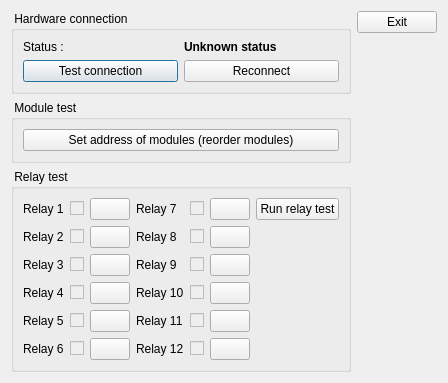
This is client/dlghardwaretest.ui in tbikfalvi/Belenus as Qt 5 draws it before an edit. The edited form follows.
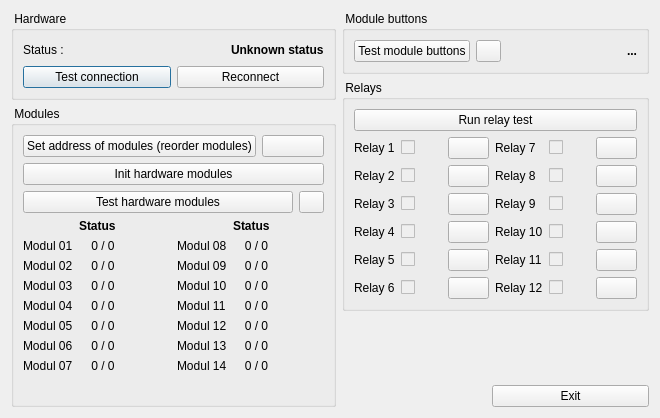
This is the edited form. Icons and pictures are not drawn.

```diff
--- a/client/dlghardwaretest.ui
+++ b/client/dlghardwaretest.ui
@@ -6,20 +6,20 @@
    <rect>
     <x>0</x>
     <y>0</y>
-    <width>407</width>
-    <height>370</height>
+    <width>660</width>
+    <height>418</height>
    </rect>
   </property>
   <property name="windowTitle">
    <string>Dialog</string>
   </property>
-  <layout class="QHBoxLayout" name="horizontalLayout_4">
+  <layout class="QHBoxLayout" name="horizontalLayout_21">
    <item>
-    <layout class="QVBoxLayout" name="verticalLayout_3">
+    <layout class="QVBoxLayout" name="verticalLayout_4">
      <item>
       <widget class="QGroupBox" name="gbHWConnection">
        <property name="title">
-        <string> Hardware connection </string>
+        <string> Hardware </string>
        </property>
        <layout class="QVBoxLayout" name="verticalLayout">
         <item>
@@ -31,6 +31,19 @@
             </property>
            </widget>
           </item>
+          <item>
+           <spacer name="horizontalSpacer_3">
+            <property name="orientation">
+             <enum>Qt::Horizontal</enum>
+            </property>
+            <property name="sizeHint" stdset="0">
+             <size>
+              <width>40</width>
+              <height>20</height>
+             </size>
+            </property>
+           </spacer>
+          </item>
           <item>
            <widget class="QLabel" name="lblHWConnectionResult">
             <property name="font">
@@ -82,13 +95,1004 @@
      <item>
       <widget class="QGroupBox" name="gbModuleTest">
        <property name="title">
-        <string> Module test </string>
+        <string> Modules </string>
        </property>
-       <layout class="QVBoxLayout" name="verticalLayout_5">
+       <layout class="QVBoxLayout" name="verticalLayout_3">
         <item>
-         <widget class="QPushButton" name="pbAddressModules">
+         <layout class="QHBoxLayout" name="horizontalLayout_19">
+          <item>
+           <widget class="QPushButton" name="pbAddressModules">
+            <property name="text">
+             <string>Set address of modules (reorder modules)</string>
+            </property>
+           </widget>
+          </item>
+          <item>
+           <widget class="QPushButton" name="pbModulOnOff">
+            <property name="minimumSize">
+             <size>
+              <width>62</width>
+              <height>0</height>
+             </size>
+            </property>
+            <property name="maximumSize">
+             <size>
+              <width>62</width>
+              <height>16777215</height>
+             </size>
+            </property>
+            <property name="text">
+             <string/>
+            </property>
+            <property name="iconSize">
+             <size>
+              <width>58</width>
+              <height>30</height>
+             </size>
+            </property>
+           </widget>
+          </item>
+         </layout>
+        </item>
+        <item>
+         <widget class="QPushButton" name="pbInitHardware">
           <property name="text">
-           <string>Set address of modules (reorder modules)</string>
+           <string>Init hardware modules</string>
+          </property>
+         </widget>
+        </item>
+        <item>
+         <layout class="QHBoxLayout" name="horizontalLayout_20">
+          <item>
+           <widget class="QPushButton" name="pbTestModules">
+            <property name="text">
+             <string>Test hardware modules</string>
+            </property>
+           </widget>
+          </item>
+          <item>
+           <widget class="QPushButton" name="pbStopModuleTest">
+            <property name="maximumSize">
+             <size>
+              <width>25</width>
+              <height>16777215</height>
+             </size>
+            </property>
+            <property name="text">
+             <string/>
+            </property>
+           </widget>
+          </item>
+         </layout>
+        </item>
+        <item>
+         <layout class="QGridLayout" name="gridLayout_2">
+          <item row="0" column="1">
+           <widget class="QLabel" name="lblGroup1">
+            <property name="font">
+             <font>
+              <weight>75</weight>
+              <bold>true</bold>
+             </font>
+            </property>
+            <property name="text">
+             <string>Status</string>
+            </property>
+           </widget>
+          </item>
+          <item row="0" column="4">
+           <widget class="QLabel" name="lblGroup2">
+            <property name="font">
+             <font>
+              <weight>75</weight>
+              <bold>true</bold>
+             </font>
+            </property>
+            <property name="text">
+             <string>Status</string>
+            </property>
+           </widget>
+          </item>
+          <item row="1" column="0">
+           <widget class="QLabel" name="lblModul01">
+            <property name="text">
+             <string>Modul 01</string>
+            </property>
+           </widget>
+          </item>
+          <item row="1" column="1">
+           <widget class="QLabel" name="lblStatus01">
+            <property name="text">
+             <string notr="true">0 / 0</string>
+            </property>
+            <property name="alignment">
+             <set>Qt::AlignCenter</set>
+            </property>
+           </widget>
+          </item>
+          <item row="1" column="2">
+           <layout class="QHBoxLayout" name="horizontalLayout_4">
+            <item>
+             <widget class="QLabel" name="lblModulOk01">
+              <property name="maximumSize">
+               <size>
+                <width>16</width>
+                <height>16</height>
+               </size>
+              </property>
+              <property name="text">
+               <string/>
+              </property>
+              <property name="pixmap">
+               <pixmap resource="belenus.qrc">:/icons/ok.png</pixmap>
+              </property>
+              <property name="scaledContents">
+               <bool>true</bool>
+              </property>
+             </widget>
+            </item>
+            <item>
+             <widget class="QLabel" name="lblModulFail01">
+              <property name="maximumSize">
+               <size>
+                <width>16</width>
+                <height>16</height>
+               </size>
+              </property>
+              <property name="text">
+               <string/>
+              </property>
+              <property name="pixmap">
+               <pixmap resource="belenus.qrc">:/icons/cancel.png</pixmap>
+              </property>
+              <property name="scaledContents">
+               <bool>true</bool>
+              </property>
+             </widget>
+            </item>
+           </layout>
+          </item>
+          <item row="1" column="3">
+           <widget class="QLabel" name="lblModul08">
+            <property name="text">
+             <string>Modul 08</string>
+            </property>
+           </widget>
+          </item>
+          <item row="1" column="4">
+           <widget class="QLabel" name="lblStatus08">
+            <property name="text">
+             <string notr="true">0 / 0</string>
+            </property>
+            <property name="alignment">
+             <set>Qt::AlignCenter</set>
+            </property>
+           </widget>
+          </item>
+          <item row="1" column="5">
+           <layout class="QHBoxLayout" name="horizontalLayout_11">
+            <item>
+             <widget class="QLabel" name="lblModulOk08">
+              <property name="maximumSize">
+               <size>
+                <width>16</width>
+                <height>16</height>
+               </size>
+              </property>
+              <property name="text">
+               <string/>
+              </property>
+              <property name="pixmap">
+               <pixmap resource="belenus.qrc">:/icons/ok.png</pixmap>
+              </property>
+              <property name="scaledContents">
+               <bool>true</bool>
+              </property>
+             </widget>
+            </item>
+            <item>
+             <widget class="QLabel" name="lblModulFail08">
+              <property name="maximumSize">
+               <size>
+                <width>16</width>
+                <height>16</height>
+               </size>
+              </property>
+              <property name="text">
+               <string/>
+              </property>
+              <property name="pixmap">
+               <pixmap resource="belenus.qrc">:/icons/cancel.png</pixmap>
+              </property>
+              <property name="scaledContents">
+               <bool>true</bool>
+              </property>
+             </widget>
+            </item>
+           </layout>
+          </item>
+          <item row="2" column="0">
+           <widget class="QLabel" name="lblModul02">
+            <property name="text">
+             <string>Modul 02</string>
+            </property>
+           </widget>
+          </item>
+          <item row="2" column="1">
+           <widget class="QLabel" name="lblStatus02">
+            <property name="text">
+             <string notr="true">0 / 0</string>
+            </property>
+            <property name="alignment">
+             <set>Qt::AlignCenter</set>
+            </property>
+           </widget>
+          </item>
+          <item row="2" column="2">
+           <layout class="QHBoxLayout" name="horizontalLayout_5">
+            <item>
+             <widget class="QLabel" name="lblModulOk02">
+              <property name="maximumSize">
+               <size>
+                <width>16</width>
+                <height>16</height>
+               </size>
+              </property>
+              <property name="text">
+               <string/>
+              </property>
+              <property name="pixmap">
+               <pixmap resource="belenus.qrc">:/icons/ok.png</pixmap>
+              </property>
+              <property name="scaledContents">
+               <bool>true</bool>
+              </property>
+             </widget>
+            </item>
+            <item>
+             <widget class="QLabel" name="lblModulFail02">
+              <property name="maximumSize">
+               <size>
+                <width>16</width>
+                <height>16</height>
+               </size>
+              </property>
+              <property name="text">
+               <string/>
+              </property>
+              <property name="pixmap">
+               <pixmap resource="belenus.qrc">:/icons/cancel.png</pixmap>
+              </property>
+              <property name="scaledContents">
+               <bool>true</bool>
+              </property>
+             </widget>
+            </item>
+           </layout>
+          </item>
+          <item row="2" column="3">
+           <widget class="QLabel" name="lblModul09">
+            <property name="text">
+             <string>Modul 09</string>
+            </property>
+           </widget>
+          </item>
+          <item row="2" column="4">
+           <widget class="QLabel" name="lblStatus09">
+            <property name="text">
+             <string notr="true">0 / 0</string>
+            </property>
+            <property name="alignment">
+             <set>Qt::AlignCenter</set>
+            </property>
+           </widget>
+          </item>
+          <item row="2" column="5">
+           <layout class="QHBoxLayout" name="horizontalLayout_12">
+            <item>
+             <widget class="QLabel" name="lblModulOk09">
+              <property name="maximumSize">
+               <size>
+                <width>16</width>
+                <height>16</height>
+               </size>
+              </property>
+              <property name="text">
+               <string/>
+              </property>
+              <property name="pixmap">
+               <pixmap resource="belenus.qrc">:/icons/ok.png</pixmap>
+              </property>
+              <property name="scaledContents">
+               <bool>true</bool>
+              </property>
+             </widget>
+            </item>
+            <item>
+             <widget class="QLabel" name="lblModulFail09">
+              <property name="maximumSize">
+               <size>
+                <width>16</width>
+                <height>16</height>
+               </size>
+              </property>
+              <property name="text">
+               <string/>
+              </property>
+              <property name="pixmap">
+               <pixmap resource="belenus.qrc">:/icons/cancel.png</pixmap>
+              </property>
+              <property name="scaledContents">
+               <bool>true</bool>
+              </property>
+             </widget>
+            </item>
+           </layout>
+          </item>
+          <item row="3" column="0">
+           <widget class="QLabel" name="lblModul03">
+            <property name="text">
+             <string>Modul 03</string>
+            </property>
+           </widget>
+          </item>
+          <item row="3" column="1">
+           <widget class="QLabel" name="lblStatus03">
+            <property name="text">
+             <string notr="true">0 / 0</string>
+            </property>
+            <property name="alignment">
+             <set>Qt::AlignCenter</set>
+            </property>
+           </widget>
+          </item>
+          <item row="3" column="2">
+           <layout class="QHBoxLayout" name="horizontalLayout_6">
+            <item>
+             <widget class="QLabel" name="lblModulOk03">
+              <property name="maximumSize">
+               <size>
+                <width>16</width>
+                <height>16</height>
+               </size>
+              </property>
+              <property name="text">
+               <string/>
+              </property>
+              <property name="pixmap">
+               <pixmap resource="belenus.qrc">:/icons/ok.png</pixmap>
+              </property>
+              <property name="scaledContents">
+               <bool>true</bool>
+              </property>
+             </widget>
+            </item>
+            <item>
+             <widget class="QLabel" name="lblModulFail03">
+              <property name="maximumSize">
+               <size>
+                <width>16</width>
+                <height>16</height>
+               </size>
+              </property>
+              <property name="text">
+               <string/>
+              </property>
+              <property name="pixmap">
+               <pixmap resource="belenus.qrc">:/icons/cancel.png</pixmap>
+              </property>
+              <property name="scaledContents">
+               <bool>true</bool>
+              </property>
+             </widget>
+            </item>
+           </layout>
+          </item>
+          <item row="3" column="3">
+           <widget class="QLabel" name="lblModul10">
+            <property name="text">
+             <string>Modul 10</string>
+            </property>
+           </widget>
+          </item>
+          <item row="3" column="4">
+           <widget class="QLabel" name="lblStatus10">
+            <property name="text">
+             <string notr="true">0 / 0</string>
+            </property>
+            <property name="alignment">
+             <set>Qt::AlignCenter</set>
+            </property>
+           </widget>
+          </item>
+          <item row="3" column="5">
+           <layout class="QHBoxLayout" name="horizontalLayout_13">
+            <item>
+             <widget class="QLabel" name="lblModulOk10">
+              <property name="maximumSize">
+               <size>
+                <width>16</width>
+                <height>16</height>
+               </size>
+              </property>
+              <property name="text">
+               <string/>
+              </property>
+              <property name="pixmap">
+               <pixmap resource="belenus.qrc">:/icons/ok.png</pixmap>
+              </property>
+              <property name="scaledContents">
+               <bool>true</bool>
+              </property>
+             </widget>
+            </item>
+            <item>
+             <widget class="QLabel" name="lblModulFail10">
+              <property name="maximumSize">
+               <size>
+                <width>16</width>
+                <height>16</height>
+               </size>
+              </property>
+              <property name="text">
+               <string/>
+              </property>
+              <property name="pixmap">
+               <pixmap resource="belenus.qrc">:/icons/cancel.png</pixmap>
+              </property>
+              <property name="scaledContents">
+               <bool>true</bool>
+              </property>
+             </widget>
+            </item>
+           </layout>
+          </item>
+          <item row="4" column="0">
+           <widget class="QLabel" name="lblModul04">
+            <property name="text">
+             <string>Modul 04</string>
+            </property>
+           </widget>
+          </item>
+          <item row="4" column="1">
+           <widget class="QLabel" name="lblStatus04">
+            <property name="text">
+             <string notr="true">0 / 0</string>
+            </property>
+            <property name="alignment">
+             <set>Qt::AlignCenter</set>
+            </property>
+           </widget>
+          </item>
+          <item row="4" column="2">
+           <layout class="QHBoxLayout" name="horizontalLayout_7">
+            <item>
+             <widget class="QLabel" name="lblModulOk04">
+              <property name="maximumSize">
+               <size>
+                <width>16</width>
+                <height>16</height>
+               </size>
+              </property>
+              <property name="text">
+               <string/>
+              </property>
+              <property name="pixmap">
+               <pixmap resource="belenus.qrc">:/icons/ok.png</pixmap>
+              </property>
+              <property name="scaledContents">
+               <bool>true</bool>
+              </property>
+             </widget>
+            </item>
+            <item>
+             <widget class="QLabel" name="lblModulFail04">
+              <property name="maximumSize">
+               <size>
+                <width>16</width>
+                <height>16</height>
+               </size>
+              </property>
+              <property name="text">
+               <string/>
+              </property>
+              <property name="pixmap">
+               <pixmap resource="belenus.qrc">:/icons/cancel.png</pixmap>
+              </property>
+              <property name="scaledContents">
+               <bool>true</bool>
+              </property>
+             </widget>
+            </item>
+           </layout>
+          </item>
+          <item row="4" column="3">
+           <widget class="QLabel" name="lblModul11">
+            <property name="text">
+             <string>Modul 11</string>
+            </property>
+           </widget>
+          </item>
+          <item row="4" column="4">
+           <widget class="QLabel" name="lblStatus11">
+            <property name="text">
+             <string notr="true">0 / 0</string>
+            </property>
+            <property name="alignment">
+             <set>Qt::AlignCenter</set>
+            </property>
+           </widget>
+          </item>
+          <item row="4" column="5">
+           <layout class="QHBoxLayout" name="horizontalLayout_14">
+            <item>
+             <widget class="QLabel" name="lblModulOk11">
+              <property name="maximumSize">
+               <size>
+                <width>16</width>
+                <height>16</height>
+               </size>
+              </property>
+              <property name="text">
+               <string/>
+              </property>
+              <property name="pixmap">
+               <pixmap resource="belenus.qrc">:/icons/ok.png</pixmap>
+              </property>
+              <property name="scaledContents">
+               <bool>true</bool>
+              </property>
+             </widget>
+            </item>
+            <item>
+             <widget class="QLabel" name="lblModulFail11">
+              <property name="maximumSize">
+               <size>
+                <width>16</width>
+                <height>16</height>
+               </size>
+              </property>
+              <property name="text">
+               <string/>
+              </property>
+              <property name="pixmap">
+               <pixmap resource="belenus.qrc">:/icons/cancel.png</pixmap>
+              </property>
+              <property name="scaledContents">
+               <bool>true</bool>
+              </property>
+             </widget>
+            </item>
+           </layout>
+          </item>
+          <item row="5" column="0">
+           <widget class="QLabel" name="lblModul05">
+            <property name="text">
+             <string>Modul 05</string>
+            </property>
+           </widget>
+          </item>
+          <item row="5" column="1">
+           <widget class="QLabel" name="lblStatus05">
+            <property name="text">
+             <string notr="true">0 / 0</string>
+            </property>
+            <property name="alignment">
+             <set>Qt::AlignCenter</set>
+            </property>
+           </widget>
+          </item>
+          <item row="5" column="2">
+           <layout class="QHBoxLayout" name="horizontalLayout_8">
+            <item>
+             <widget class="QLabel" name="lblModulOk05">
+              <property name="maximumSize">
+               <size>
+                <width>16</width>
+                <height>16</height>
+               </size>
+              </property>
+              <property name="text">
+               <string/>
+              </property>
+              <property name="pixmap">
+               <pixmap resource="belenus.qrc">:/icons/ok.png</pixmap>
+              </property>
+              <property name="scaledContents">
+               <bool>true</bool>
+              </property>
+             </widget>
+            </item>
+            <item>
+             <widget class="QLabel" name="lblModulFail05">
+              <property name="maximumSize">
+               <size>
+                <width>16</width>
+                <height>16</height>
+               </size>
+              </property>
+              <property name="text">
+               <string/>
+              </property>
+              <property name="pixmap">
+               <pixmap resource="belenus.qrc">:/icons/cancel.png</pixmap>
+              </property>
+              <property name="scaledContents">
+               <bool>true</bool>
+              </property>
+             </widget>
+            </item>
+           </layout>
+          </item>
+          <item row="5" column="3">
+           <widget class="QLabel" name="lblModul12">
+            <property name="text">
+             <string>Modul 12</string>
+            </property>
+           </widget>
+          </item>
+          <item row="5" column="4">
+           <widget class="QLabel" name="lblStatus12">
+            <property name="text">
+             <string notr="true">0 / 0</string>
+            </property>
+            <property name="alignment">
+             <set>Qt::AlignCenter</set>
+            </property>
+           </widget>
+          </item>
+          <item row="5" column="5">
+           <layout class="QHBoxLayout" name="horizontalLayout_15">
+            <item>
+             <widget class="QLabel" name="lblModulOk12">
+              <property name="maximumSize">
+               <size>
+                <width>16</width>
+                <height>16</height>
+               </size>
+              </property>
+              <property name="text">
+               <string/>
+              </property>
+              <property name="pixmap">
+               <pixmap resource="belenus.qrc">:/icons/ok.png</pixmap>
+              </property>
+              <property name="scaledContents">
+               <bool>true</bool>
+              </property>
+             </widget>
+            </item>
+            <item>
+             <widget class="QLabel" name="lblModulFail12">
+              <property name="maximumSize">
+               <size>
+                <width>16</width>
+                <height>16</height>
+               </size>
+              </property>
+              <property name="text">
+               <string/>
+              </property>
+              <property name="pixmap">
+               <pixmap resource="belenus.qrc">:/icons/cancel.png</pixmap>
+              </property>
+              <property name="scaledContents">
+               <bool>true</bool>
+              </property>
+             </widget>
+            </item>
+           </layout>
+          </item>
+          <item row="6" column="0">
+           <widget class="QLabel" name="lblModul06">
+            <property name="text">
+             <string>Modul 06</string>
+            </property>
+           </widget>
+          </item>
+          <item row="6" column="1">
+           <widget class="QLabel" name="lblStatus06">
+            <property name="text">
+             <string notr="true">0 / 0</string>
+            </property>
+            <property name="alignment">
+             <set>Qt::AlignCenter</set>
+            </property>
+           </widget>
+          </item>
+          <item row="6" column="2">
+           <layout class="QHBoxLayout" name="horizontalLayout_9">
+            <item>
+             <widget class="QLabel" name="lblModulOk06">
+              <property name="maximumSize">
+               <size>
+                <width>16</width>
+                <height>16</height>
+               </size>
+              </property>
+              <property name="text">
+               <string/>
+              </property>
+              <property name="pixmap">
+               <pixmap resource="belenus.qrc">:/icons/ok.png</pixmap>
+              </property>
+              <property name="scaledContents">
+               <bool>true</bool>
+              </property>
+             </widget>
+            </item>
+            <item>
+             <widget class="QLabel" name="lblModulFail06">
+              <property name="maximumSize">
+               <size>
+                <width>16</width>
+                <height>16</height>
+               </size>
+              </property>
+              <property name="text">
+               <string/>
+              </property>
+              <property name="pixmap">
+               <pixmap resource="belenus.qrc">:/icons/cancel.png</pixmap>
+              </property>
+              <property name="scaledContents">
+               <bool>true</bool>
+              </property>
+             </widget>
+            </item>
+           </layout>
+          </item>
+          <item row="6" column="3">
+           <widget class="QLabel" name="lblModul13">
+            <property name="text">
+             <string>Modul 13</string>
+            </property>
+           </widget>
+          </item>
+          <item row="6" column="4">
+           <widget class="QLabel" name="lblStatus13">
+            <property name="text">
+             <string notr="true">0 / 0</string>
+            </property>
+            <property name="alignment">
+             <set>Qt::AlignCenter</set>
+            </property>
+           </widget>
+          </item>
+          <item row="6" column="5">
+           <layout class="QHBoxLayout" name="horizontalLayout_16">
+            <item>
+             <widget class="QLabel" name="lblModulOk13">
+              <property name="maximumSize">
+               <size>
+                <width>16</width>
+                <height>16</height>
+               </size>
+              </property>
+              <property name="text">
+               <string/>
+              </property>
+              <property name="pixmap">
+               <pixmap resource="belenus.qrc">:/icons/ok.png</pixmap>
+              </property>
+              <property name="scaledContents">
+               <bool>true</bool>
+              </property>
+             </widget>
+            </item>
+            <item>
+             <widget class="QLabel" name="lblModulFail13">
+              <property name="maximumSize">
+               <size>
+                <width>16</width>
+                <height>16</height>
+               </size>
+              </property>
+              <property name="text">
+               <string/>
+              </property>
+              <property name="pixmap">
+               <pixmap resource="belenus.qrc">:/icons/cancel.png</pixmap>
+              </property>
+              <property name="scaledContents">
+               <bool>true</bool>
+              </property>
+             </widget>
+            </item>
+           </layout>
+          </item>
+          <item row="7" column="0">
+           <widget class="QLabel" name="lblModul07">
+            <property name="text">
+             <string>Modul 07</string>
+            </property>
+           </widget>
+          </item>
+          <item row="7" column="1">
+           <widget class="QLabel" name="lblStatus07">
+            <property name="text">
+             <string notr="true">0 / 0</string>
+            </property>
+            <property name="alignment">
+             <set>Qt::AlignCenter</set>
+            </property>
+           </widget>
+          </item>
+          <item row="7" column="2">
+           <layout class="QHBoxLayout" name="horizontalLayout_10">
+            <item>
+             <widget class="QLabel" name="lblModulOk07">
+              <property name="maximumSize">
+               <size>
+                <width>16</width>
+                <height>16</height>
+               </size>
+              </property>
+              <property name="text">
+               <string/>
+              </property>
+              <property name="pixmap">
+               <pixmap resource="belenus.qrc">:/icons/ok.png</pixmap>
+              </property>
+              <property name="scaledContents">
+               <bool>true</bool>
+              </property>
+             </widget>
+            </item>
+            <item>
+             <widget class="QLabel" name="lblModulFail07">
+              <property name="maximumSize">
+               <size>
+                <width>16</width>
+                <height>16</height>
+               </size>
+              </property>
+              <property name="text">
+               <string/>
+              </property>
+              <property name="pixmap">
+               <pixmap resource="belenus.qrc">:/icons/cancel.png</pixmap>
+              </property>
+              <property name="scaledContents">
+               <bool>true</bool>
+              </property>
+             </widget>
+            </item>
+           </layout>
+          </item>
+          <item row="7" column="3">
+           <widget class="QLabel" name="lblModul14">
+            <property name="text">
+             <string>Modul 14</string>
+            </property>
+           </widget>
+          </item>
+          <item row="7" column="4">
+           <widget class="QLabel" name="lblStatus14">
+            <property name="text">
+             <string notr="true">0 / 0</string>
+            </property>
+            <property name="alignment">
+             <set>Qt::AlignCenter</set>
+            </property>
+           </widget>
+          </item>
+          <item row="7" column="5">
+           <layout class="QHBoxLayout" name="horizontalLayout_17">
+            <item>
+             <widget class="QLabel" name="lblModulOk14">
+              <property name="maximumSize">
+               <size>
+                <width>16</width>
+                <height>16</height>
+               </size>
+              </property>
+              <property name="text">
+               <string/>
+              </property>
+              <property name="pixmap">
+               <pixmap resource="belenus.qrc">:/icons/ok.png</pixmap>
+              </property>
+              <property name="scaledContents">
+               <bool>true</bool>
+              </property>
+             </widget>
+            </item>
+            <item>
+             <widget class="QLabel" name="lblModulFail14">
+              <property name="maximumSize">
+               <size>
+                <width>16</width>
+                <height>16</height>
+               </size>
+              </property>
+              <property name="text">
+               <string/>
+              </property>
+              <property name="pixmap">
+               <pixmap resource="belenus.qrc">:/icons/cancel.png</pixmap>
+              </property>
+              <property name="scaledContents">
+               <bool>true</bool>
+              </property>
+             </widget>
+            </item>
+           </layout>
+          </item>
+         </layout>
+        </item>
+        <item>
+         <spacer name="verticalSpacer_2">
+          <property name="orientation">
+           <enum>Qt::Vertical</enum>
+          </property>
+          <property name="sizeHint" stdset="0">
+           <size>
+            <width>20</width>
+            <height>40</height>
+           </size>
+          </property>
+         </spacer>
+        </item>
+       </layout>
+      </widget>
+     </item>
+    </layout>
+   </item>
+   <item>
+    <layout class="QVBoxLayout" name="verticalLayout_5">
+     <item>
+      <widget class="QGroupBox" name="gbModuleButtons">
+       <property name="title">
+        <string> Module buttons </string>
+       </property>
+       <layout class="QHBoxLayout" name="horizontalLayout_18">
+        <item>
+         <widget class="QPushButton" name="pbTestModuleButtons">
+          <property name="text">
+           <string>Test module buttons</string>
+          </property>
+         </widget>
+        </item>
+        <item>
+         <widget class="QPushButton" name="pbStopModuleButtonTest">
+          <property name="maximumSize">
+           <size>
+            <width>25</width>
+            <height>16777215</height>
+           </size>
+          </property>
+          <property name="text">
+           <string/>
+          </property>
+         </widget>
+        </item>
+        <item>
+         <spacer name="horizontalSpacer_2">
+          <property name="orientation">
+           <enum>Qt::Horizontal</enum>
+          </property>
+          <property name="sizeHint" stdset="0">
+           <size>
+            <width>20</width>
+            <height>20</height>
+           </size>
+          </property>
+         </spacer>
+        </item>
+        <item>
+         <widget class="QLabel" name="lblModuleButtonTestResult">
+          <property name="font">
+           <font>
+            <weight>75</weight>
+            <bold>true</bold>
+           </font>
+          </property>
+          <property name="text">
+           <string notr="true">...</string>
+          </property>
+          <property name="alignment">
+           <set>Qt::AlignRight|Qt::AlignTrailing|Qt::AlignVCenter</set>
           </property>
          </widget>
         </item>
@@ -98,9 +1102,22 @@
      <item>
       <widget class="QGroupBox" name="gbRelays">
        <property name="title">
-        <string> Relay test </string>
+        <string> Relays </string>
        </property>
-       <layout class="QHBoxLayout" name="horizontalLayout_3">
+       <layout class="QVBoxLayout" name="verticalLayout_2">
+        <item>
+         <widget class="QPushButton" name="pbRelayRunTest">
+          <property name="text">
+           <string>Run relay test</string>
+          </property>
+          <property name="iconSize">
+           <size>
+            <width>20</width>
+            <height>20</height>
+           </size>
+          </property>
+         </widget>
+        </item>
         <item>
          <layout class="QGridLayout" name="gridLayout">
           <item row="0" column="0">
@@ -492,69 +1509,55 @@
           </item>
          </layout>
         </item>
-        <item>
-         <layout class="QVBoxLayout" name="verticalLayout_2">
-          <item>
-           <widget class="QPushButton" name="pbRelayRunTest">
-            <property name="text">
-             <string>Run relay test</string>
-            </property>
-            <property name="iconSize">
-             <size>
-              <width>20</width>
-              <height>20</height>
-             </size>
-            </property>
-           </widget>
-          </item>
-          <item>
-           <spacer name="verticalSpacer">
-            <property name="orientation">
-             <enum>Qt::Vertical</enum>
-            </property>
-            <property name="sizeHint" stdset="0">
-             <size>
-              <width>20</width>
-              <height>197</height>
-             </size>
-            </property>
-           </spacer>
-          </item>
-         </layout>
-        </item>
        </layout>
       </widget>
      </item>
-    </layout>
-   </item>
-   <item>
-    <layout class="QVBoxLayout" name="verticalLayout_4">
      <item>
-      <widget class="QPushButton" name="pbExit">
-       <property name="text">
-        <string>Exit</string>
-       </property>
-       <property name="iconSize">
-        <size>
-         <width>20</width>
-         <height>20</height>
-        </size>
-       </property>
-      </widget>
-     </item>
-     <item>
-      <spacer name="verticalSpacer_2">
+      <spacer name="verticalSpacer_3">
        <property name="orientation">
         <enum>Qt::Vertical</enum>
        </property>
        <property name="sizeHint" stdset="0">
         <size>
-         <width>20</width>
-         <height>58</height>
+         <width>197</width>
+         <height>18</height>
         </size>
        </property>
       </spacer>
      </item>
+     <item>
+      <layout class="QHBoxLayout" name="horizontalLayout_3">
+       <item>
+        <spacer name="horizontalSpacer">
+         <property name="orientation">
+          <enum>Qt::Horizontal</enum>
+         </property>
+         <property name="sizeType">
+          <enum>QSizePolicy::Fixed</enum>
+         </property>
+         <property name="sizeHint" stdset="0">
+          <size>
+           <width>150</width>
+           <height>20</height>
+          </size>
+         </property>
+        </spacer>
+       </item>
+       <item>
+        <widget class="QPushButton" name="pbExit">
+         <property name="text">
+          <string>Exit</string>
+         </property>
+         <property name="iconSize">
+          <size>
+           <width>20</width>
+           <height>20</height>
+          </size>
+         </property>
+        </widget>
+       </item>
+      </layout>
+     </item>
     </layout>
    </item>
   </layout>
```
Left out of the diff: 25 changed lines with no effect on the pictures.
